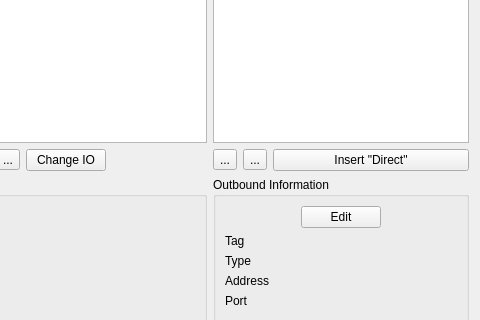
First picture: the form in src/w_RouteEditor.ui, repository darsvador/qvssr, before the edit; both pictures show x 409 to 889 and y 116 to 436 of the 889 by 560 pixel window.
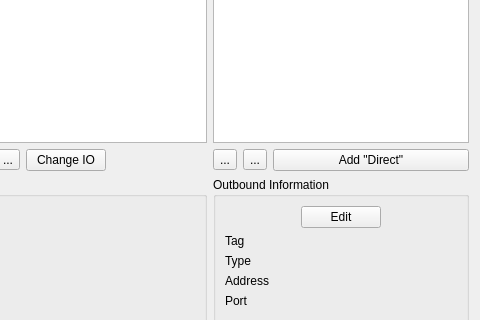
Second picture: the form after the edit. Icons and pictures are not drawn.

Commit message: [V2.0] Basic Routing UI Finished

```diff
--- a/src/w_RouteEditor.ui
+++ b/src/w_RouteEditor.ui
@@ -290,7 +290,7 @@
        <item>
         <widget class="QPushButton" name="pushButton_4">
          <property name="text">
-          <string>Insert &quot;Direct&quot;</string>
+          <string>Add &quot;Direct&quot;</string>
          </property>
         </widget>
        </item>
```
Left out of the diff: 80 changed lines with no effect on the pictures. The commit also changes 4 other files.
